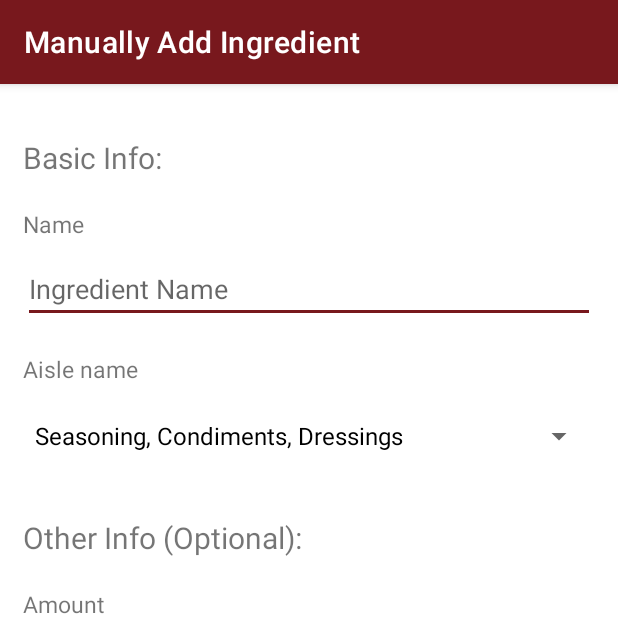
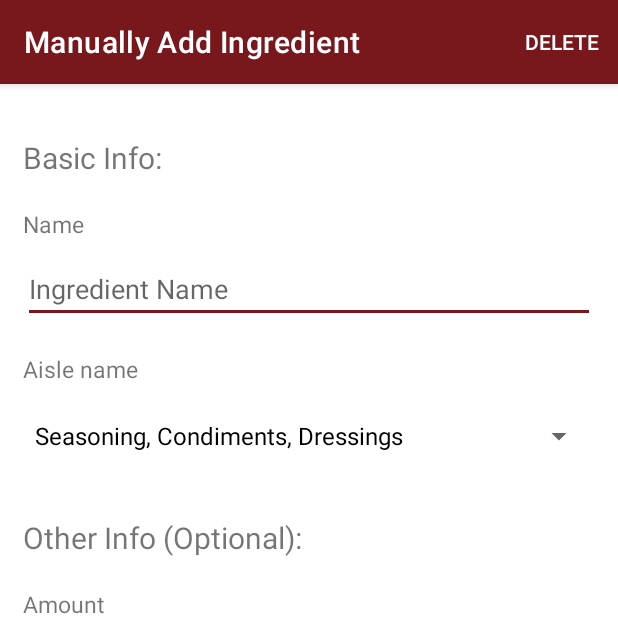
Before and after one commit to nitrous10/Recipe-Finder, an Android app: the EditOrAddIngredientActivity screen opened directly, with no data from a screen before it, on a phone screen of 412 x 824 dp, the top half of it. Run offline under Robolectric (Android 15) with nearby library versions, the phone set to English and light mode, and no system bars.

Commit message:
Delete ingredient implemented

```diff
--- a/app/src/main/AndroidManifest.xml
+++ b/app/src/main/AndroidManifest.xml
@@ -20,7 +20,7 @@
         <activity android:name=".activities.SearchAddIngredientActivity" android:screenOrientation="portrait"/>
         <activity android:name=".activities.AccountPage" android:screenOrientation="portrait"/>
         <activity android:name=".activities.RecipeViewActivity" android:screenOrientation="portrait"/>
-        <activity android:name=".activities.ManualAddIngredientActivity" android:screenOrientation="portrait"/>
+        <activity android:name=".activities.EditOrAddIngredientActivity" android:screenOrientation="portrait"/>
         <activity android:name=".activities.ProfileActivity" android:screenOrientation="portrait">
             <intent-filter>
                 <action android:name="my_action.startProfileActivity" />
--- a/app/src/main/java/com/example/cs65_final_project/FirebaseDatabaseHelper.java
+++ b/app/src/main/java/com/example/cs65_final_project/FirebaseDatabaseHelper.java
@@ -411,15 +411,13 @@ public class FirebaseDatabaseHelper {
         });
     }
 
-    public static void deleteIngredient(Context context, ArrayList<Ingredient> ingredients, ArrayAdapter<FridgeListViewAdapter> fridgeListViewAdapter, Ingredient ingredient) {
+    public static void deleteIngredient(Context context, Ingredient ingredient) {
         FirebaseAuth auth = FirebaseAuth.getInstance();
         DatabaseReference ref = FirebaseDatabase.getInstance().getReference();
         ref.child("users").child(auth.getUid()).child("fridge").child(ingredient.getAisle()).child(ingredient.getName()).removeValue().addOnSuccessListener(new OnSuccessListener<Void>() {
             @Override
             public void onSuccess(Void aVoid) {
                 Toast.makeText(context, "Ingredient Deleted", Toast.LENGTH_SHORT).show();
-                ingredients.remove(ingredient);
-                fridgeListViewAdapter.notifyDataSetChanged();
             }
         });
     }
--- a/app/src/main/java/com/example/cs65_final_project/activities/ManualAddIngredientActivity.java
+++ b/app/src/main/java/com/example/cs65_final_project/activities/EditOrAddIngredientActivity.java
@@ -1,10 +1,12 @@
 package com.example.cs65_final_project.activities;
 
+import androidx.annotation.NonNull;
 import androidx.appcompat.app.AppCompatActivity;
 
-import android.content.Intent;
 import android.os.Bundle;
 import android.util.Log;
+import android.view.Menu;
+import android.view.MenuItem;
 import android.view.View;
 import android.widget.ArrayAdapter;
 import android.widget.Button;
@@ -16,13 +18,16 @@ import com.example.cs65_final_project.FirebaseDatabaseHelper;
 import com.example.cs65_final_project.Ingredient;
 import com.example.cs65_final_project.R;
 
-public class ManualAddIngredientActivity extends AppCompatActivity implements View.OnClickListener{
+public class EditOrAddIngredientActivity extends AppCompatActivity implements View.OnClickListener{
 
     Button saveButton;
     Button cancelButton;
     EditText ingredientEditText;
     EditText amountEditText;
-    Spinner aisle;
+    Spinner aisleSpinner;
+
+    private String aisle;
+    private String name;
 
     public static final String NAME_KEY = "name";
     public static final String AMOUNT_KEY = "amount";
@@ -40,22 +45,25 @@ public class ManualAddIngredientActivity extends AppCompatActivity implements Vi
         cancelButton = findViewById(R.id.cancel_button);
         saveButton.setOnClickListener(this);
         cancelButton.setOnClickListener(this);
-        aisle = findViewById(R.id.input_aisle);
-        aisle.setAdapter(ArrayAdapter.createFromResource(this, R.array.aisles,
+        aisleSpinner = findViewById(R.id.input_aisle);
+        aisleSpinner.setAdapter(ArrayAdapter.createFromResource(this, R.array.aisles,
                 android.R.layout.simple_spinner_dropdown_item));
 
         Bundle bundle = getIntent().getExtras();
+
+        // If edit instead of add
         if(bundle != null){
             setTitle("Edit Ingredient");
 
-            ingredientEditText.setText(bundle.getString(NAME_KEY));
+            name = bundle.getString(NAME_KEY);
+            ingredientEditText.setText(name);
 
             String[] array = getResources().getStringArray(R.array.aisles);
-            String correctAisle = bundle.getString(AISLE_KEY);
+            aisle = bundle.getString(AISLE_KEY);
             //Find position
             for (int i=0; i<array.length; i++){
-                if(correctAisle.equals(array[i])){
-                    aisle.setSelection(i);
+                if(aisle.equals(array[i])){
+                    aisleSpinner.setSelection(i);
                 }
             }
             Log.d("debug", bundle.getFloat(AMOUNT_KEY) + "");
@@ -74,12 +82,12 @@ public class ManualAddIngredientActivity extends AppCompatActivity implements Vi
                 // Add the ingredient to Firebase
                 if(!amountEditText.getText().toString().equals("")){
                     Ingredient ingredient = new Ingredient(ingredientEditText.getText().toString(),
-                            Float.valueOf(amountEditText.getText().toString()), aisle.getSelectedItem().toString());
+                            Float.valueOf(amountEditText.getText().toString()), aisleSpinner.getSelectedItem().toString());
                     FirebaseDatabaseHelper.addIngredient(this, ingredient.getName(), ingredient.getAisle(), ingredient.getAmount());
                 }
                 else{
                     Ingredient ingredient = new Ingredient(ingredientEditText.getText().toString(),
-                            aisle.getSelectedItem().toString());
+                            aisleSpinner.getSelectedItem().toString());
                     FirebaseDatabaseHelper.addIngredient(this, ingredient.getName(), ingredient.getAisle(), ingredient.getAmount());
                 }
 
@@ -90,4 +98,18 @@ public class ManualAddIngredientActivity extends AppCompatActivity implements Vi
             finish();
         }
     }
+
+    @Override
+    public boolean onCreateOptionsMenu(Menu menu) {
+        getMenuInflater().inflate(R.menu.entry_delete, menu);
+        return super.onCreateOptionsMenu(menu);
+    }
+
+    @Override
+    public boolean onOptionsItemSelected(@NonNull MenuItem item) {
+        Ingredient ingredient = new Ingredient(name, aisle);
+        FirebaseDatabaseHelper.deleteIngredient(this, ingredient);
+        finish();
+        return super.onOptionsItemSelected(item);
+    }
 }
--- a/app/src/main/java/com/example/cs65_final_project/fragments/FridgeCategorySelectedFragment.java
+++ b/app/src/main/java/com/example/cs65_final_project/fragments/FridgeCategorySelectedFragment.java
@@ -2,8 +2,6 @@ package com.example.cs65_final_project.fragments;
 
 import android.content.Intent;
 import android.os.Bundle;
-import android.transition.TransitionInflater;
-import android.util.Log;
 import android.view.LayoutInflater;
 import android.view.View;
 import android.view.ViewGroup;
@@ -15,13 +13,12 @@ import android.widget.TextView;
 import androidx.annotation.NonNull;
 import androidx.annotation.Nullable;
 import androidx.fragment.app.Fragment;
-import androidx.fragment.app.FragmentManager;
 import androidx.fragment.app.FragmentTransaction;
 
 import com.example.cs65_final_project.FirebaseDatabaseHelper;
 import com.example.cs65_final_project.Ingredient;
 import com.example.cs65_final_project.R;
-import com.example.cs65_final_project.activities.ManualAddIngredientActivity;
+import com.example.cs65_final_project.activities.EditOrAddIngredientActivity;
 import com.example.cs65_final_project.adapters.FridgeListViewAdapter;
 
 import java.util.ArrayList;
@@ -99,11 +96,11 @@ public class FridgeCategorySelectedFragment extends Fragment implements AdapterV
     public void onItemClick(AdapterView<?> adapterView, View view, int i, long l) {
         Ingredient ingredient = (Ingredient)adapterView.getItemAtPosition(i);
 
-        Intent intent = new Intent(getActivity(), ManualAddIngredientActivity.class);
+        Intent intent = new Intent(getActivity(), EditOrAddIngredientActivity.class);
 
-        intent.putExtra(ManualAddIngredientActivity.AMOUNT_KEY, ingredient.getAmount());
-        intent.putExtra(ManualAddIngredientActivity.NAME_KEY, ingredient.getName());
-        intent.putExtra(ManualAddIngredientActivity.AISLE_KEY, ingredient.getAisle());
+        intent.putExtra(EditOrAddIngredientActivity.AMOUNT_KEY, ingredient.getAmount());
+        intent.putExtra(EditOrAddIngredientActivity.NAME_KEY, ingredient.getName());
+        intent.putExtra(EditOrAddIngredientActivity.AISLE_KEY, ingredient.getAisle());
 
         startActivity(intent);
     }
--- a/app/src/main/java/com/example/cs65_final_project/fragments/FridgeFragment.java
+++ b/app/src/main/java/com/example/cs65_final_project/fragments/FridgeFragment.java
@@ -6,29 +6,16 @@ import android.os.Bundle;
 import androidx.fragment.app.Fragment;
 import androidx.fragment.app.FragmentManager;
 import androidx.fragment.app.FragmentTransaction;
-import androidx.viewpager.widget.ViewPager;
 
 import android.util.Log;
 import android.view.LayoutInflater;
 import android.view.View;
 import android.view.ViewGroup;
-import android.widget.AdapterView;
-import android.widget.ArrayAdapter;
-import android.widget.Button;
-import android.widget.FrameLayout;
-import android.widget.ListView;
-import android.widget.Toast;
 
-import com.example.cs65_final_project.FirebaseDatabaseHelper;
-import com.example.cs65_final_project.Ingredient;
 import com.example.cs65_final_project.R;
-import com.example.cs65_final_project.activities.ManualAddIngredientActivity;
+import com.example.cs65_final_project.activities.EditOrAddIngredientActivity;
 import com.example.cs65_final_project.activities.SearchAddIngredientActivity;
-import com.example.cs65_final_project.adapters.FridgeListViewAdapter;
-import com.example.cs65_final_project.adapters.FridgePagerAdapter;
 import com.google.android.material.floatingactionbutton.FloatingActionButton;
-
-import java.util.ArrayList;
 
 /**
  * Note that "Category" and "Aisle" is used interchangeably
@@ -101,7 +88,7 @@ public class FridgeFragment extends Fragment implements View.OnClickListener {
         if (view.getId() == R.id.manual_add_ingredient){
             // Second time
             if(searchAdd.getVisibility() != View.GONE){
-                Intent intent = new Intent(getActivity(), ManualAddIngredientActivity.class);
+                Intent intent = new Intent(getActivity(), EditOrAddIngredientActivity.class);
                 startActivity(intent);
             } else{ // First time it's clicked
                 animateButtons();
--- /dev/null
+++ b/app/src/main/res/menu/entry_delete.xml
@@ -0,0 +1,8 @@
+<?xml version="1.0" encoding="utf-8"?>
+<menu xmlns:android="http://schemas.android.com/apk/res/android"
+    xmlns:app="http://schemas.android.com/apk/res-auto">
+    <item
+        android:id="@+id/deletebutton"
+        android:title="@string/delete"
+        app:showAsAction="always" />
+</menu>
--- a/app/src/main/res/values/strings.xml
+++ b/app/src/main/res/values/strings.xml
@@ -79,4 +79,6 @@
     <string name="recipe_view_ingredients_title">Ingredients</string>
     <string name="recipe_view_steps_title">Directions</string>
     <string name="share_recipe">Share Recipe</string>
+
+    <string name="delete">Delete</string>
 </resources>
```
